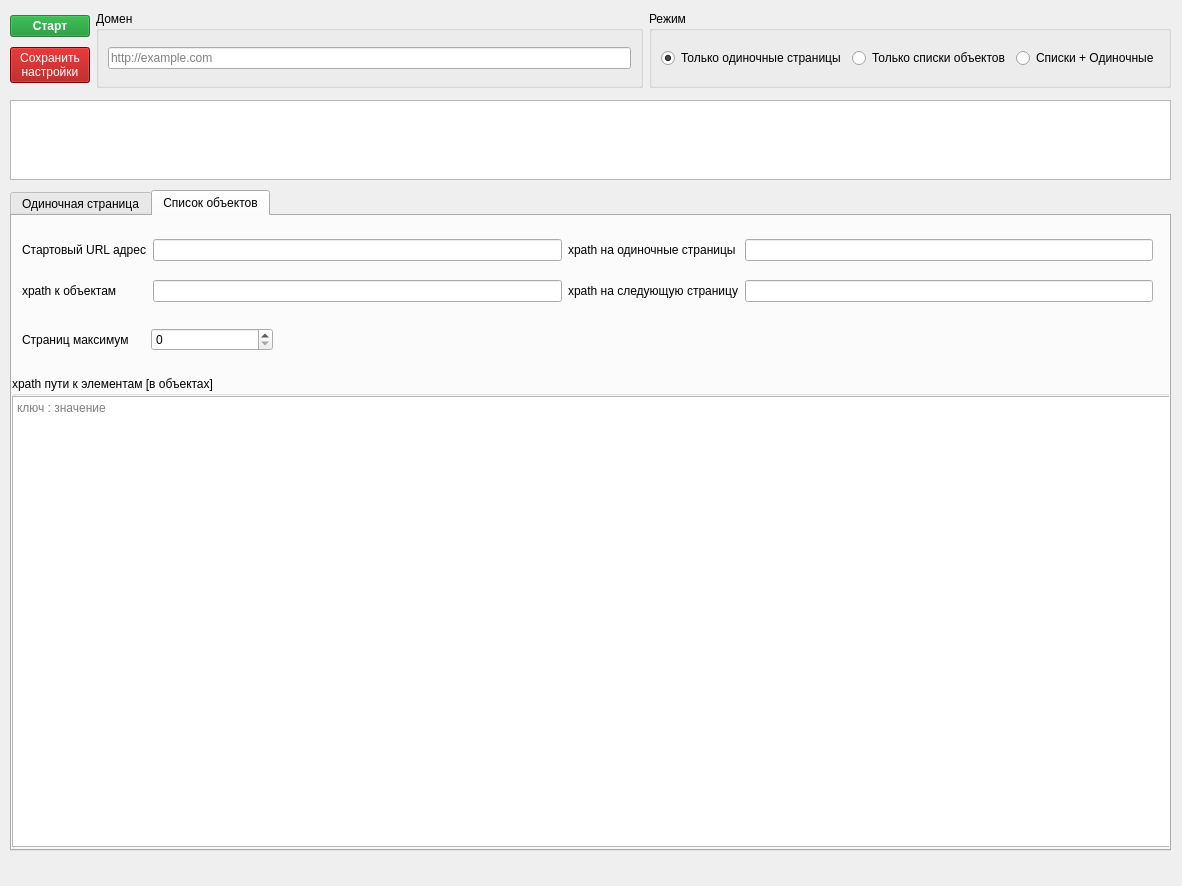
The window that gui/parser.ui (pashkovka115/async_parser) describes before a commit, drawn with Qt 5.
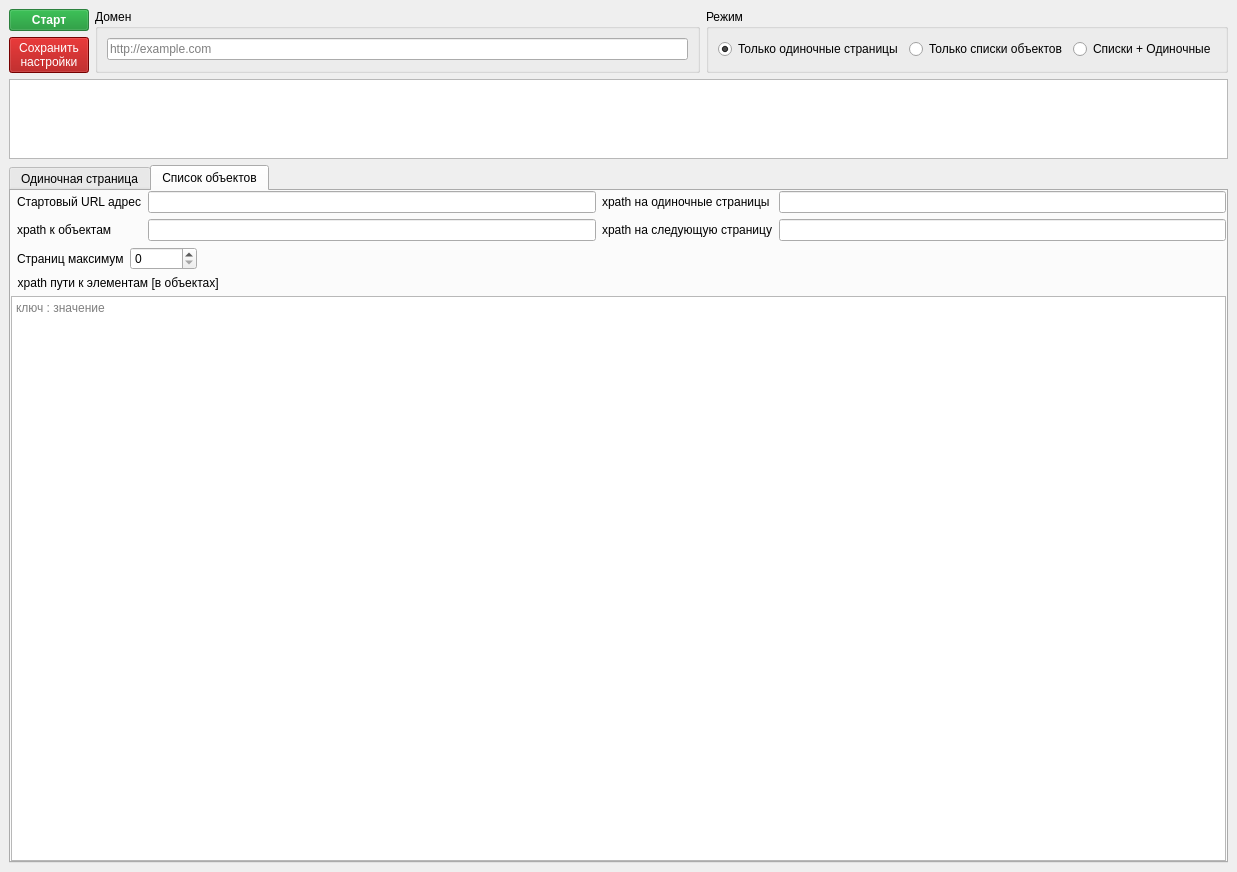
The same window after the commit. The open tabs and pages were chosen to show the change.

Patch:
```diff
--- a/gui/parser.ui
+++ b/gui/parser.ui
@@ -6,10 +6,22 @@
    <rect>
     <x>0</x>
     <y>0</y>
-    <width>1182</width>
-    <height>886</height>
+    <width>1237</width>
+    <height>872</height>
    </rect>
   </property>
+  <property name="sizePolicy">
+   <sizepolicy hsizetype="Preferred" vsizetype="Preferred">
+    <horstretch>0</horstretch>
+    <verstretch>0</verstretch>
+   </sizepolicy>
+  </property>
+  <property name="minimumSize">
+   <size>
+    <width>0</width>
+    <height>0</height>
+   </size>
+  </property>
   <property name="windowTitle">
    <string>MainWindow</string>
   </property>
@@ -17,17 +29,120 @@
    <string notr="true"/>
   </property>
   <widget class="QWidget" name="centralwidget">
+   <layout class="QVBoxLayout" name="verticalLayout_2">
+    <item>
+     <layout class="QHBoxLayout" name="horizontalLayout_3">
+      <item>
+       <layout class="QVBoxLayout" name="verticalLayout">
+        <item>
+         <widget class="QPushButton" name="start_btn">
+          <property name="styleSheet">
+           <string notr="true">background-color: rgba(12, 141, 39, 191);
+color: rgb(255, 255, 255);
+font-weight: bold;</string>
+          </property>
+          <property name="text">
+           <string>Старт</string>
+          </property>
+         </widget>
+        </item>
+        <item>
+         <widget class="QPushButton" name="save_btn">
+          <property name="styleSheet">
+           <string notr="true">background-color: rgb(164, 0, 0);
+color: rgb(255, 255, 255);</string>
+          </property>
+          <property name="text">
+           <string>Сохранить
+настройки</string>
+          </property>
+         </widget>
+        </item>
+       </layout>
+      </item>
+      <item>
+       <widget class="QGroupBox" name="groupBox_2">
+        <property name="title">
+         <string>Домен</string>
+        </property>
+        <layout class="QHBoxLayout" name="horizontalLayout_2">
+         <item>
+          <widget class="QLineEdit" name="domen_line_edit">
+           <property name="placeholderText">
+            <string>http://example.com</string>
+           </property>
+          </widget>
+         </item>
+        </layout>
+       </widget>
+      </item>
+      <item>
+       <widget class="QGroupBox" name="groupBox_3">
+        <property name="title">
+         <string>Режим</string>
+        </property>
+        <layout class="QHBoxLayout" name="horizontalLayout">
+         <item>
+          <widget class="QRadioButton" name="radio_single">
+           <property name="toolTip">
+            <string>Детальная страница одного товара</string>
+           </property>
+           <property name="text">
+            <string>Только одиночные страницы</string>
+           </property>
+           <property name="checked">
+            <bool>true</bool>
+           </property>
+          </widget>
+         </item>
+         <item>
+          <widget class="QRadioButton" name="radio_objects">
+           <property name="toolTip">
+            <string>Список товаров или лента новостей на одной странице</string>
+           </property>
+           <property name="text">
+            <string>Только списки объектов</string>
+           </property>
+          </widget>
+         </item>
+         <item>
+          <widget class="QRadioButton" name="radio_objects_and_single">
+           <property name="text">
+            <string>Списки + Одиночные</string>
+           </property>
+          </widget>
+         </item>
+        </layout>
+       </widget>
+      </item>
+     </layout>
+    </item>
+    <item>
+     <widget class="QTextBrowser" name="message_box_text_browser">
+      <property name="minimumSize">
+       <size>
+        <width>0</width>
+        <height>80</height>
+       </size>
+      </property>
+      <property name="maximumSize">
+       <size>
+        <width>16777215</width>
+        <height>80</height>
+       </size>
+      </property>
+     </widget>
+    </item>
+    <item>
    <widget class="QTabWidget" name="tabWidget">
     <property name="enabled">
      <bool>true</bool>
     </property>
-    <property name="geometry">
-     <rect>
-      <x>10</x>
-      <y>190</y>
-      <width>1161</width>
-      <height>661</height>
-     </rect>
+      <property name="sizePolicy">
+       <sizepolicy hsizetype="Expanding" vsizetype="MinimumExpanding">
+        <horstretch>0</horstretch>
+        <verstretch>0</verstretch>
+       </sizepolicy>
     </property>
     <property name="currentIndex">
      <number>0</number>
@@ -102,48 +217,24 @@
      <attribute name="title">
       <string>Список объектов</string>
      </attribute>
-     <widget class="QGroupBox" name="groupBox_4">
-      <property name="geometry">
-       <rect>
-        <x>0</x>
-        <y>160</y>
-        <width>1161</width>
-        <height>501</height>
-       </rect>
-      </property>
-      <property name="toolTip">
-       <string>ключи будут именами полей CSV</string>
-      </property>
-      <property name="title">
-       <string>xpath пути к элементам [в объектах] </string>
-      </property>
-      <widget class="QTextEdit" name="xpaths_objects_elements_text_edit">
-       <property name="geometry">
-        <rect>
-         <x>0</x>
-         <y>20</y>
-         <width>1161</width>
-         <height>451</height>
-        </rect>
-       </property>
-       <property name="toolTip">
-        <string>новая пара с новой строки</string>
-       </property>
-       <property name="placeholderText">
-        <string>ключ : значение</string>
-       </property>
-      </widget>
-     </widget>
-     <widget class="QWidget" name="layoutWidget">
-      <property name="geometry">
-       <rect>
-        <x>10</x>
-        <y>10</y>
-        <width>1131</width>
-        <height>91</height>
-       </rect>
-      </property>
+       <layout class="QVBoxLayout" name="verticalLayout_4">
+        <property name="leftMargin">
+         <number>0</number>
+        </property>
+        <property name="topMargin">
+         <number>0</number>
+        </property>
+        <property name="rightMargin">
+         <number>0</number>
+        </property>
+        <property name="bottomMargin">
+         <number>0</number>
+        </property>
+        <item>
       <layout class="QGridLayout" name="gridLayout_2">
+          <property name="leftMargin">
+           <number>6</number>
+          </property>
        <item row="0" column="0">
         <widget class="QLabel" name="label">
          <property name="toolTip">
@@ -214,17 +305,12 @@
         </widget>
        </item>
       </layout>
-     </widget>
-     <widget class="QWidget" name="layoutWidget">
-      <property name="geometry">
-       <rect>
-        <x>10</x>
-        <y>110</y>
-        <width>251</width>
-        <height>28</height>
-       </rect>
-      </property>
+        </item>
+        <item>
       <layout class="QHBoxLayout" name="horizontalLayout_4">
+          <property name="leftMargin">
+           <number>6</number>
+          </property>
        <item>
         <widget class="QLabel" name="label_2">
          <property name="text">
@@ -242,120 +328,43 @@
          </property>
         </widget>
        </item>
-      </layout>
-     </widget>
-    </widget>
-   </widget>
-   <widget class="QWidget" name="layoutWidget">
-    <property name="geometry">
-     <rect>
-      <x>10</x>
-      <y>11</y>
-      <width>1161</width>
-      <height>77</height>
-     </rect>
-    </property>
-    <layout class="QHBoxLayout" name="horizontalLayout_3">
      <item>
-      <layout class="QVBoxLayout" name="verticalLayout">
-       <item>
-        <widget class="QPushButton" name="start_btn">
-         <property name="styleSheet">
-          <string notr="true">background-color: rgba(12, 141, 39, 191);
-color: rgb(255, 255, 255);
-font-weight: bold;</string>
-         </property>
-         <property name="text">
-          <string>Старт</string>
-         </property>
-        </widget>
-       </item>
+           <spacer name="horizontalSpacer">
+            <property name="orientation">
+             <enum>Qt::Horizontal</enum>
+            </property>
+            <property name="sizeHint" stdset="0">
+             <size>
+              <width>40</width>
+              <height>20</height>
+             </size>
+            </property>
+           </spacer>
+          </item>
+         </layout>
+        </item>
        <item>
-        <widget class="QPushButton" name="save_btn">
-         <property name="styleSheet">
-          <string notr="true">background-color: rgb(164, 0, 0);
-color: rgb(255, 255, 255);</string>
-         </property>
+         <widget class="QLabel" name="label_8">
          <property name="text">
-          <string>Сохранить
-настройки</string>
+           <string>  xpath пути к элементам [в объектах] </string>
          </property>
         </widget>
        </item>
-      </layout>
-     </item>
      <item>
-      <widget class="QGroupBox" name="groupBox_2">
-       <property name="title">
-        <string>Домен</string>
-       </property>
-       <layout class="QHBoxLayout" name="horizontalLayout_2">
-        <item>
-         <widget class="QLineEdit" name="domen_line_edit">
+         <widget class="QTextEdit" name="xpaths_objects_elements_text_edit">
+          <property name="toolTip">
+           <string>новая пара с новой строки</string>
+          </property>
           <property name="placeholderText">
-           <string>http://example.com</string>
+           <string>ключ : значение</string>
           </property>
          </widget>
         </item>
        </layout>
       </widget>
-     </item>
-     <item>
-      <widget class="QGroupBox" name="groupBox_3">
-       <property name="title">
-        <string>Режим</string>
-       </property>
-       <layout class="QHBoxLayout" name="horizontalLayout">
-        <item>
-         <widget class="QRadioButton" name="radio_single">
-          <property name="toolTip">
-           <string>Детальная страница одного товара</string>
-          </property>
-          <property name="text">
-           <string>Только одиночные страницы</string>
-          </property>
-          <property name="checked">
-           <bool>true</bool>
-          </property>
-         </widget>
-        </item>
-        <item>
-         <widget class="QRadioButton" name="radio_objects">
-          <property name="toolTip">
-           <string>Список товаров или лента новостей на одной странице</string>
-          </property>
-          <property name="text">
-           <string>Только списки объектов</string>
-          </property>
-         </widget>
-        </item>
-        <item>
-         <widget class="QRadioButton" name="radio_objects_and_single">
-          <property name="text">
-           <string>Списки + Одиночные</string>
-          </property>
-         </widget>
-        </item>
-       </layout>
-      </widget>
-     </item>
-    </layout>
-   </widget>
-   <widget class="QWidget" name="verticalLayoutWidget">
-    <property name="geometry">
-     <rect>
-      <x>10</x>
-      <y>100</y>
-      <width>1161</width>
-      <height>80</height>
-     </rect>
-    </property>
-    <layout class="QVBoxLayout" name="verticalLayout_2">
-     <item>
-      <widget class="QTextBrowser" name="message_box_text_browser"/>
-     </item>
-    </layout>
-   </widget>
+     </widget>
+    </item>
+   </layout>
   </widget>
  </widget>
  <resources/>
```
Left out of the diff: 67 changed lines with no effect on the pictures. Lines whose indentation alone changed are shown as unchanged.
